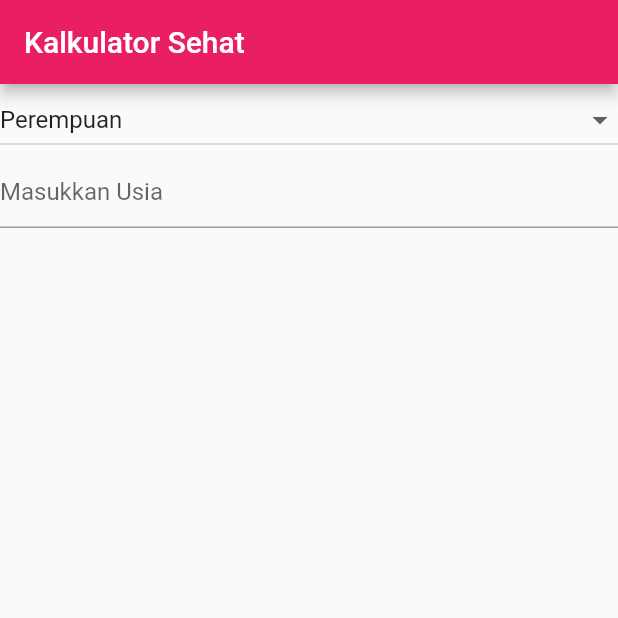
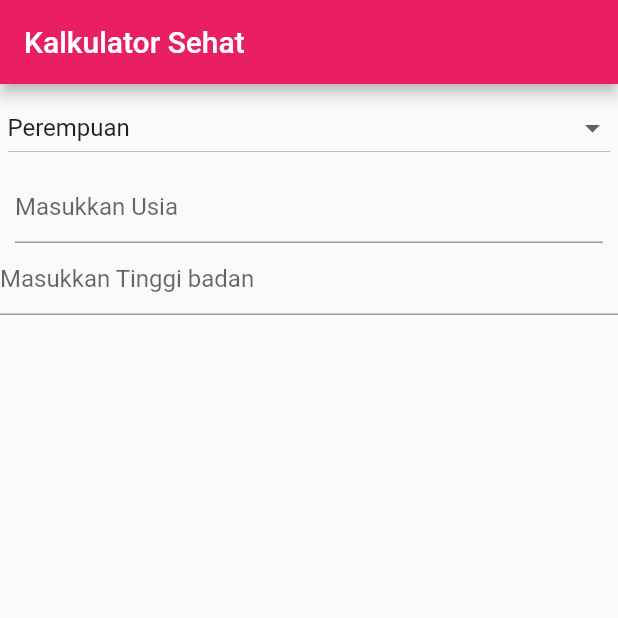
Before and after one commit to ayuariesta/dicoding_ayu_ariesta, a Flutter app: the screen it shows after launch, on a phone screen of 412 x 824 dp, the top half of it. Run offline on Flutter 3.47's test engine with Material 2 defaults, Android fonts, the phone set to English and light mode, and no system bars.

Commit message:
menambahkan container di setiap field

```diff
--- a/lib/main.dart
+++ b/lib/main.dart
@@ -15,6 +15,7 @@ class _MyAppState extends State<MyApp> {
   var listJenis = ["Laki-laki", "Perempuan"];
   String _jenis = "Perempuan";
   var inputSuhu = new TextEditingController();
+  var inputTB = new TextEditingController();
 
   _dropdownChange(String value) {
     setState(() {
@@ -37,8 +38,13 @@ class _MyAppState extends State<MyApp> {
         ),
         body: Column(
           children: [
+            Column(
+              mainAxisAlignment: MainAxisAlignment.start,
+              children: [
                 //dropdown untuk memilih jenis kelamin
-            DropdownButton<String>(
+                Container(
+                  margin: EdgeInsets.all(5),
+                  child: DropdownButton<String>(
                     items: listJenis.map((String value) {
                       return DropdownMenuItem<String>(
                         value: value,
@@ -49,15 +55,31 @@ class _MyAppState extends State<MyApp> {
                     value: _jenis,
                     onChanged: _dropdownChange,
                   ),
+                ),
                 //form untuk memasukkan usia
-            TextFormField(
+                Container(
+                  margin: EdgeInsets.fromLTRB(10, 0, 10, 0),
+                  child: TextFormField(
                     decoration: InputDecoration(
                       hintText: 'Masukkan Usia',
                     ),
                     inputFormatters: [FilteringTextInputFormatter.digitsOnly],
                     controller: inputSuhu,
+                    keyboardType:
+                        TextInputType.numberWithOptions(decimal: true),
+                  ),
+                ),
+              ],
+            ),
+            //form untuk memasukkan tinggi badan
+            Container(
+              child: TextFormField(
+                decoration: InputDecoration(hintText: 'Masukkan Tinggi badan'),
+                inputFormatters: [FilteringTextInputFormatter.digitsOnly],
+                controller: inputTB,
                 keyboardType: TextInputType.numberWithOptions(decimal: true),
               ),
+            )
           ],
         ),
       ),
```
Lines whose indentation alone changed are shown as unchanged.
